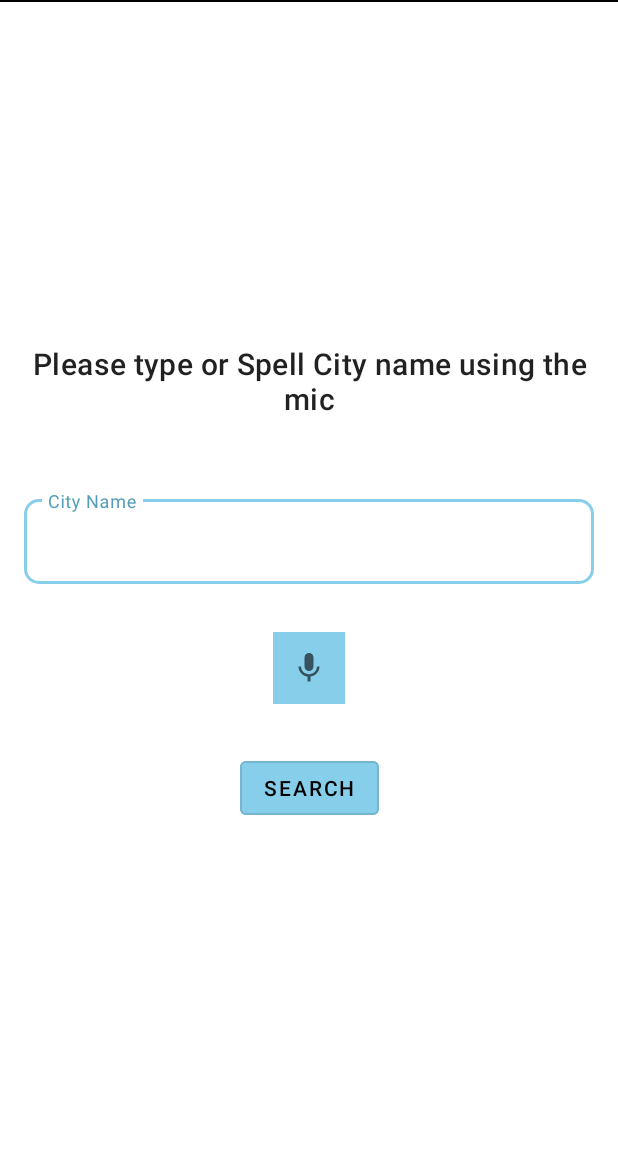
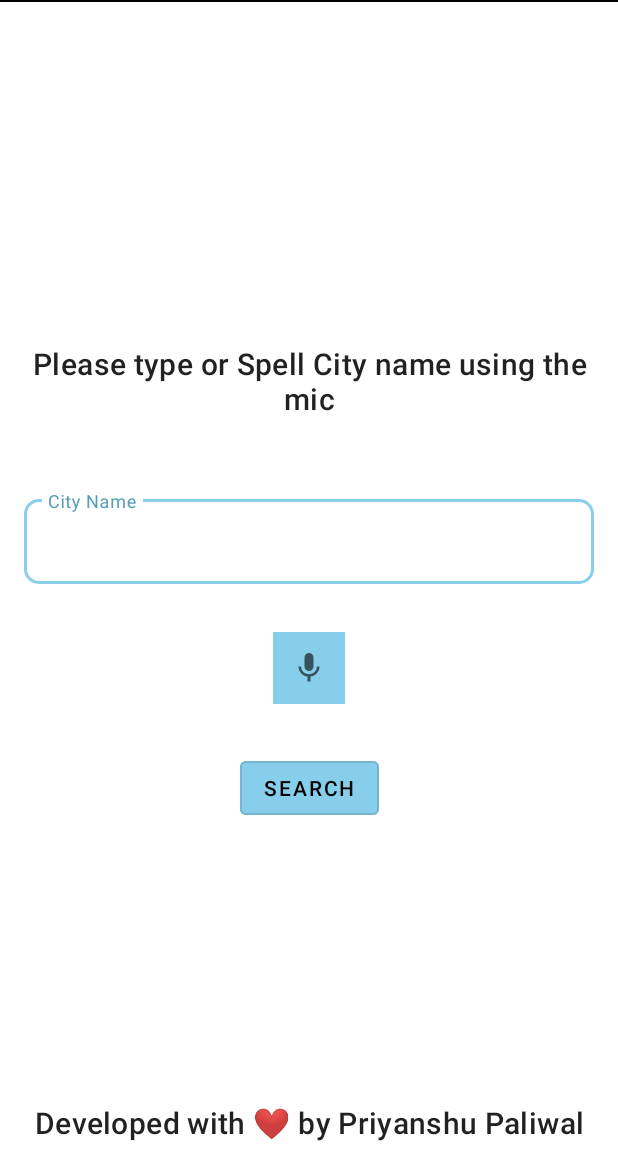
Before and after one commit to Priyanshu078/Mausamm, an Android app: the screen it shows after launch (MainActivity), on a phone screen of 412 x 824 dp, the part 81-1236 px from its top. Run offline under Robolectric (Android 15) with nearby library versions, the phone set to English and light mode, and no system bars; our stand-ins replace Room's generated code, navigation-ui.

Commit message:
app is working nicely now

```diff
--- a/app/src/main/java/com/example/mausam/viewModel/PlaceViewModel.kt
+++ b/app/src/main/java/com/example/mausam/viewModel/PlaceViewModel.kt
@@ -1,6 +1,5 @@
 package com.example.mausam.viewModel
 
-import android.content.ClipData
 import androidx.lifecycle.*
 import com.example.mausam.data.Place
 import com.example.mausam.data.PlaceDao
@@ -20,7 +19,9 @@ class PlaceViewModel(private val placeDao: PlaceDao) : ViewModel() {
 
     fun getPlacesList(list: List<Place>){
         for(i in list){
-            placesList.add(i.placeName)
+            if(!placesList.contains(i.placeName)) {
+                placesList.add(i.placeName)
+            }
         }
     }
 
--- a/app/src/main/res/layout/fragment_basic_weather_info.xml
+++ b/app/src/main/res/layout/fragment_basic_weather_info.xml
@@ -407,8 +407,7 @@
         android:layout_height="match_parent"
         android:layout_gravity="start"
         android:fitsSystemWindows="true"
-        app:headerLayout="@layout/nav_header"
-        app:menu="@menu/nav_menu">
+        app:headerLayout="@layout/nav_header">
 
     </com.google.android.material.navigation.NavigationView>
 </androidx.drawerlayout.widget.DrawerLayout>
--- a/app/src/main/res/layout/fragment_search.xml
+++ b/app/src/main/res/layout/fragment_search.xml
@@ -112,6 +112,17 @@
         android:backgroundTint="@color/skyBlue"
         />
 
+    <TextView
+        android:layout_width="wrap_content"
+        android:layout_height="wrap_content"
+        android:padding="8dp"
+        android:gravity="center_horizontal"
+        android:textAppearance="@style/TextAppearance.MaterialComponents.Headline6"
+        app:layout_constraintLeft_toLeftOf="parent"
+        app:layout_constraintRight_toRightOf="parent"
+        app:layout_constraintBottom_toBottomOf="parent"
+        android:text="@string/developed_by_priyanshu_paliwal"/>
+
 
 
 </androidx.constraintlayout.widget.ConstraintLayout>
--- a/app/src/main/res/navigation/nav_graph.xml
+++ b/app/src/main/res/navigation/nav_graph.xml
@@ -16,7 +16,13 @@
             app:destination="@id/detailWeatherInfoFragment" />
         <action
             android:id="@+id/action_basicWeatherInfoFragment_to_searchFragment"
-            app:destination="@id/searchFragment" />
+            app:destination="@id/searchFragment"/>
+        <action
+            android:id="@+id/action_basicWeatherInfoFragment_to_basicWeatherInfoFragment"
+            app:destination="@id/basicWeatherInfoFragment"
+            app:launchSingleTop="true"
+            app:popUpToInclusive="true"
+            app:popUpTo="@id/nav_graph"/>
     </fragment>
     <fragment
         android:id="@+id/detailWeatherInfoFragment"
@@ -49,9 +55,15 @@
         tools:layout="@layout/fragment_splash" >
         <action
             android:id="@+id/action_splashFragment_to_searchFragment"
-            app:destination="@id/searchFragment" />
+            app:destination="@id/searchFragment"
+            app:launchSingleTop="true"
+            app:popUpToInclusive="true"
+            app:popUpTo="@id/nav_graph"/>
         <action
             android:id="@+id/action_splashFragment_to_basicWeatherInfoFragment"
-            app:destination="@id/basicWeatherInfoFragment" />
+            app:destination="@id/basicWeatherInfoFragment"
+            app:launchSingleTop="true"
+            app:popUpToInclusive="true"
+            app:popUpTo="@id/nav_graph"/>
     </fragment>
 </navigation>
--- a/app/src/main/res/values/strings.xml
+++ b/app/src/main/res/values/strings.xml
@@ -24,4 +24,5 @@
     <string name="priyanshu_paliwal">Priyanshu Paliwal</string>
     <string name="please_type_or_spell_city_name_using_the_mic">Please type or Spell City name using the mic</string>
     <string name="imagebutton">Imagebutton</string>
+    <string name="developed_by_priyanshu_paliwal">Developed with ❤ by Priyanshu Paliwal</string>
 </resources>
```
Also changed, not shown: app/src/main/java/com/example/mausam/adapters/PlaceListAdapter.kt (added, +40 -0 lines), app/src/main/java/com/example/mausam/fragments/BasicWeatherInfoFragment.kt (+31 -22 lines), app/src/main/res/layout/nav_header.xml (+35 -11 lines), app/src/main/res/layout/place_list_item.xml (added, +24 -0 lines).
